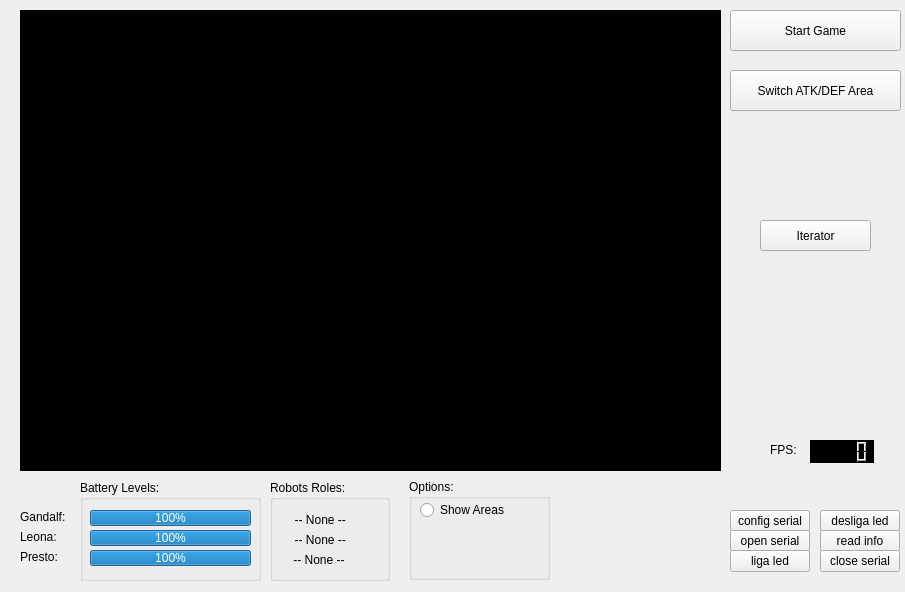
First picture: the form in soccer_window.ui, repository mateus558/RinoBot-System, before the edit.
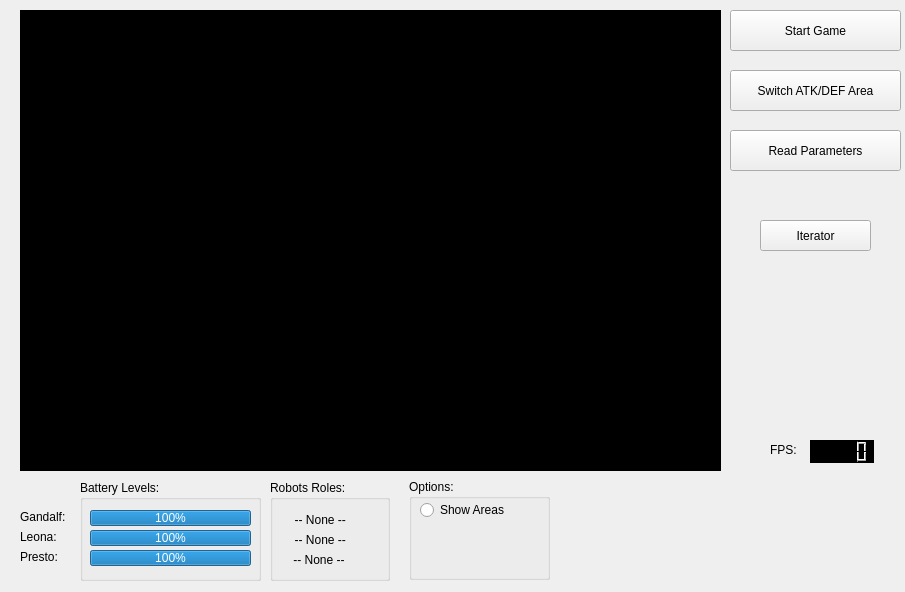
Second picture: the form after the edit. Icons and pictures are not drawn.

The edit to the form file:
```diff
--- a/soccer_window.ui
+++ b/soccer_window.ui
@@ -253,84 +253,6 @@
     <string>Presto:</string>
    </property>
   </widget>
-  <widget class="QPushButton" name="pushButton">
-   <property name="geometry">
-    <rect>
-     <x>730</x>
-     <y>510</y>
-     <width>80</width>
-     <height>22</height>
-    </rect>
-   </property>
-   <property name="text">
-    <string>config serial</string>
-   </property>
-  </widget>
-  <widget class="QPushButton" name="pushButton_2">
-   <property name="geometry">
-    <rect>
-     <x>730</x>
-     <y>530</y>
-     <width>80</width>
-     <height>22</height>
-    </rect>
-   </property>
-   <property name="text">
-    <string>open serial</string>
-   </property>
-  </widget>
-  <widget class="QPushButton" name="pushButton_3">
-   <property name="geometry">
-    <rect>
-     <x>730</x>
-     <y>550</y>
-     <width>80</width>
-     <height>22</height>
-    </rect>
-   </property>
-   <property name="text">
-    <string>liga led</string>
-   </property>
-  </widget>
-  <widget class="QPushButton" name="pushButton_4">
-   <property name="geometry">
-    <rect>
-     <x>820</x>
-     <y>510</y>
-     <width>80</width>
-     <height>22</height>
-    </rect>
-   </property>
-   <property name="text">
-    <string>desliga led</string>
-   </property>
-  </widget>
-  <widget class="QPushButton" name="pushButton_5">
-   <property name="geometry">
-    <rect>
-     <x>820</x>
-     <y>530</y>
-     <width>80</width>
-     <height>22</height>
-    </rect>
-   </property>
-   <property name="text">
-    <string>read info</string>
-   </property>
-  </widget>
-  <widget class="QPushButton" name="pushButton_6">
-   <property name="geometry">
-    <rect>
-     <x>820</x>
-     <y>550</y>
-     <width>80</width>
-     <height>22</height>
-    </rect>
-   </property>
-   <property name="text">
-    <string>close serial</string>
-   </property>
-  </widget>
   <widget class="QRadioButton" name="showAreasRadioButton">
    <property name="geometry">
     <rect>
@@ -357,6 +279,19 @@
     <string>Options:</string>
    </property>
   </widget>
+  <widget class="QPushButton" name="read_parameters">
+   <property name="geometry">
+    <rect>
+     <x>730</x>
+     <y>130</y>
+     <width>171</width>
+     <height>41</height>
+    </rect>
+   </property>
+   <property name="text">
+    <string>Read Parameters</string>
+   </property>
+  </widget>
   <zorder>optionsGroupBox</zorder>
   <zorder>game_view</zorder>
   <zorder>start_game</zorder>
```
Left out of the diff: 7 changed lines with no effect on the pictures.
